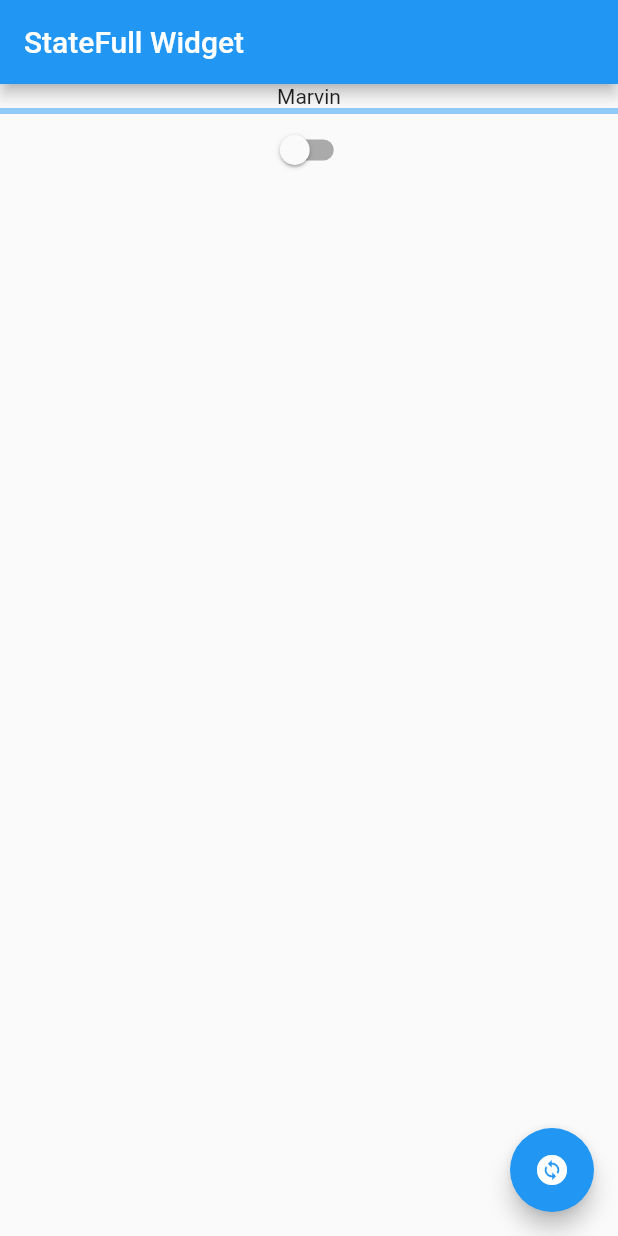
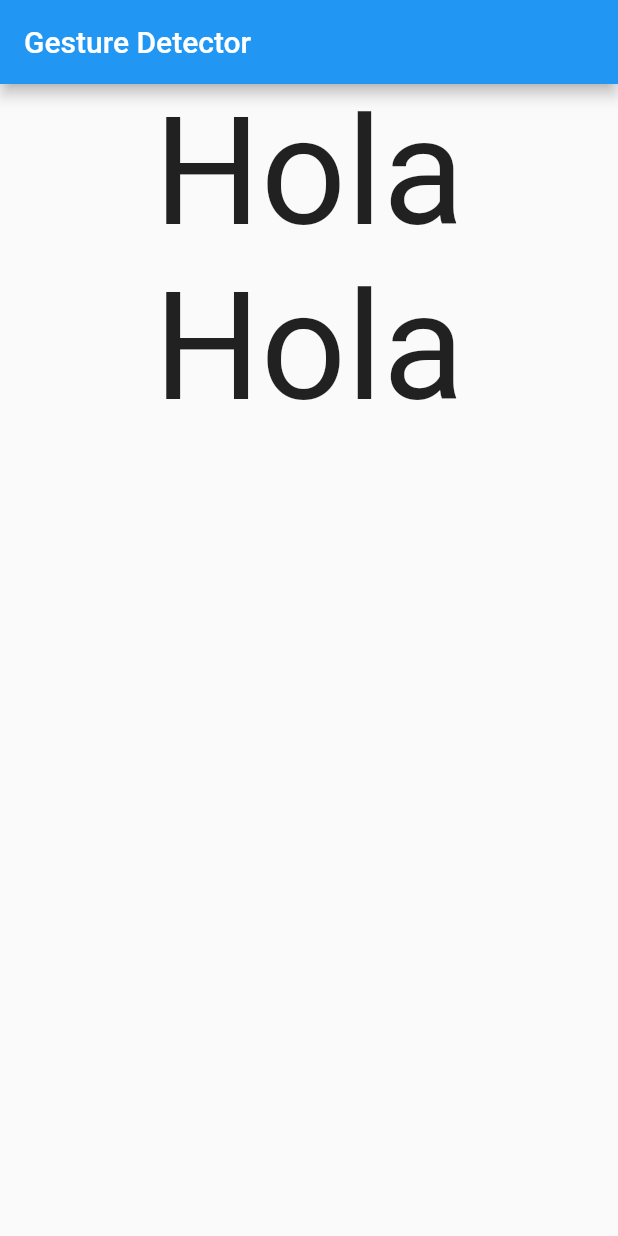
Before and after one commit to rogelio1502/learning-flutter, a Flutter app: the screen it shows after launch, on a phone screen of 412 x 824 dp. Run offline on Flutter 3.47's test engine with Material 2 defaults, Android fonts, the phone set to English and light mode, and no system bars.

Commit message:
inkwell, gesture detector

```diff
--- a/lib/main.dart
+++ b/lib/main.dart
@@ -31,59 +31,42 @@ class _MyHomePageState extends State<MyHomePage> {
   Widget build(BuildContext context) {
     return Scaffold(
       appBar: AppBar(
-        title: const Text('StateFull Widget'),
+        title: const Text('Gesture Detector'),
       ),
-      body: Column(
-        children: [
-          Center(
-            child: Text(name),
-          ),
-          LinearProgressIndicator(
-            value: progressValue,
-          ),
-          Switch(
-              value: changesEnabled,
-              onChanged: (value) {
-                _enableChange(value);
-              })
-        ],
-      ),
-      floatingActionButton: FloatingActionButton(
-        child: const Icon(Icons.change_circle),
-        onPressed: _changeName,
+      body: Center(
+        child: Column(
+          children: <Widget>[
+            GestureDetector(
+              onTap: () {
+                print("On tap");
+              },
+              onLongPress: () {
+                print("Se ha mantenido el tap");
+              },
+              child: Text(
+                'Hola',
+                style: TextStyle(fontSize: 100),
+              ),
+            ),
+            InkWell(
+              onTap: () {
+                print("InkWell on tap");
+              },
+              child: Text(
+                'Hola',
+                style: TextStyle(fontSize: 100),
+              ),
+            ),
+          ],
+        ),
       ),
     );
-  }
-
-  void _enableChange(bool enable) {
-    setState(() {
-      changesEnabled = enable;
-    });
-  }
-
-  void _changeName() {
-    setState(() {
-      if (name == "Rogelio") {
-        name = "Marvin";
-      } else {
-        name = "Rogelio";
-      }
-    });
   }
 
   @override
   void initState() {
     // TODO: implement initState
     super.initState();
-    Timer.periodic(Duration(seconds: 5), (value) {
-      if (changesEnabled) {
-        _changeName();
-        if (progressValue == 1.0) {
-          progressValue = 0;
-        }
-        progressValue += .05;
-      }
-    });
   }
 
   @override
```
